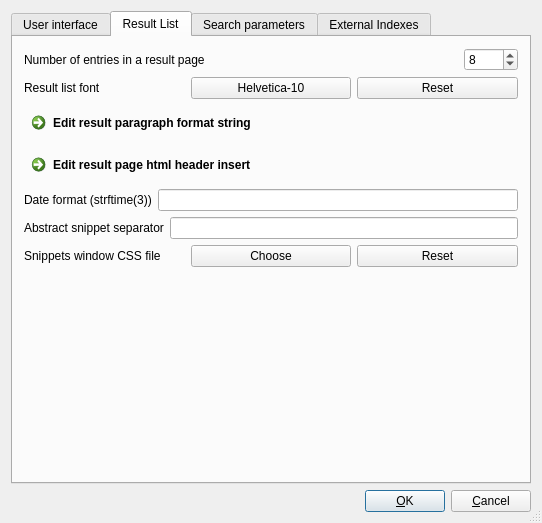
Above: src/qtgui/uiprefs.ui from alberti42/recoll-macos before the change. Below: the same form after it.
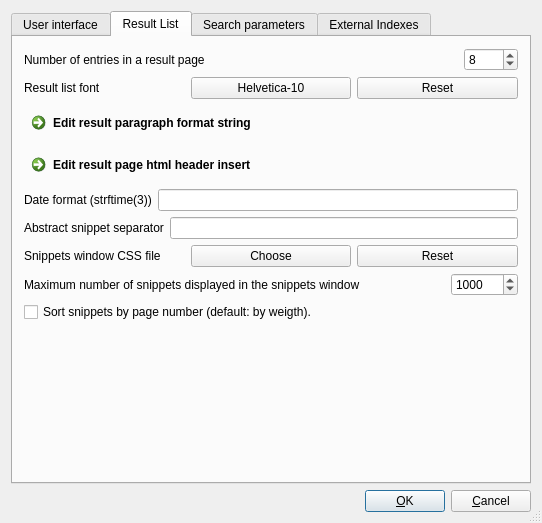
That is the form after the change. The open tabs and pages were chosen to show the change.

Commit message: GUI snippets window: add options for the max list length and for sorting the snippets by page number

```diff
--- a/src/qtgui/uiprefs.ui
+++ b/src/qtgui/uiprefs.ui
@@ -527,6 +527,52 @@
              </item>
             </layout>
            </item>
+           <item>
+            <layout class="QHBoxLayout">
+             <item>
+              <widget class="QLabel" name="snipwMaxLenLBL">
+               <property name="sizePolicy">
+                <sizepolicy hsizetype="Preferred" vsizetype="Preferred">
+                 <horstretch>1</horstretch>
+                 <verstretch>0</verstretch>
+                </sizepolicy>
+               </property>
+               <property name="text">
+                <string>Maximum number of snippets displayed in the snippets window</string>
+               </property>
+               <property name="wordWrap">
+                <bool>false</bool>
+               </property>
+              </widget>
+             </item>
+             <item>
+              <widget class="QSpinBox" name="snipwMaxLenSB">
+               <property name="minimum">
+                <number>1</number>
+               </property>
+               <property name="maximum">
+                <number>10000000</number>
+               </property>
+               <property name="singleStep">
+                <number>10</number>
+               </property>
+               <property name="value">
+                <number>1000</number>
+               </property>
+              </widget>
+             </item>
+            </layout>
+           </item>
+           <item>
+            <widget class="QCheckBox" name="snipwByPageCB">
+             <property name="text">
+              <string>Sort snippets by page number (default: by weigth).</string>
+             </property>
+             <property name="checked">
+              <bool>false</bool>
+             </property>
+            </widget>
+           </item>
           </layout>
          </item>
          <item>
```
Left out of the diff: 18 changed lines with no effect on the pictures. The commit also changes 12 other files.
